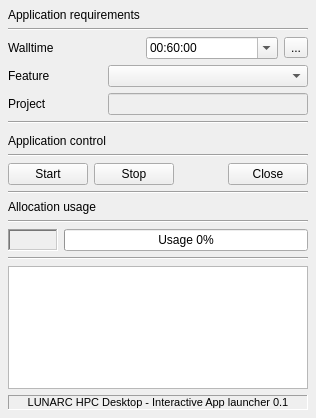
The window that ui/mainwindow_simplified.ui (lunarc/gfxlauncher) describes before a commit, drawn with Qt 5.
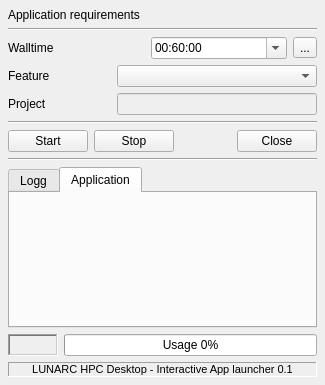
The same window after the commit. The open tabs and pages were chosen to show the change. Icons and pictures are not drawn.

```diff
--- a/ui/mainwindow_simplified.ui
+++ b/ui/mainwindow_simplified.ui
@@ -6,15 +6,15 @@
    <rect>
     <x>0</x>
     <y>0</y>
-    <width>316</width>
-    <height>418</height>
+    <width>325</width>
+    <height>385</height>
    </rect>
   </property>
   <property name="windowTitle">
    <string>MainWindow</string>
   </property>
   <widget class="QWidget" name="centralwidget">
-   <layout class="QVBoxLayout" name="verticalLayout">
+   <layout class="QVBoxLayout" name="verticalLayout_2">
     <property name="leftMargin">
      <number>8</number>
     </property>
@@ -194,39 +194,6 @@
       </property>
      </widget>
     </item>
-    <item>
-     <spacer name="verticalSpacer">
-      <property name="orientation">
-       <enum>Qt::Vertical</enum>
-      </property>
-      <property name="sizeType">
-       <enum>QSizePolicy::Fixed</enum>
-      </property>
-      <property name="sizeHint" stdset="0">
-       <size>
-        <width>20</width>
-        <height>4</height>
-       </size>
-      </property>
-     </spacer>
-    </item>
-    <item>
-     <widget class="QLabel" name="label_3">
-      <property name="text">
-       <string>Application control</string>
-      </property>
-      <property name="margin">
-       <number>0</number>
-      </property>
-     </widget>
-    </item>
-    <item>
-     <widget class="Line" name="line">
-      <property name="orientation">
-       <enum>Qt::Horizontal</enum>
-      </property>
-     </widget>
-    </item>
     <item>
      <layout class="QHBoxLayout" name="horizontalLayout">
       <item>
@@ -282,17 +249,77 @@
      </widget>
     </item>
     <item>
-     <widget class="QLabel" name="label_6">
-      <property name="text">
-       <string>Allocation usage</string>
+     <widget class="QTabWidget" name="launcherTabs">
+      <property name="tabShape">
+       <enum>QTabWidget::Rounded</enum>
       </property>
-     </widget>
-    </item>
-    <item>
-     <widget class="Line" name="line_6">
-      <property name="orientation">
-       <enum>Qt::Horizontal</enum>
+      <property name="currentIndex">
+       <number>0</number>
       </property>
+      <widget class="QWidget" name="logTab">
+       <attribute name="title">
+        <string>Logg</string>
+       </attribute>
+       <layout class="QVBoxLayout" name="verticalLayout_3">
+        <item>
+         <widget class="QTextBrowser" name="statusText">
+          <property name="font">
+           <font>
+            <family>DejaVu Sans Mono</family>
+            <pointsize>8</pointsize>
+           </font>
+          </property>
+          <property name="lineWidth">
+           <number>2</number>
+          </property>
+          <property name="midLineWidth">
+           <number>2</number>
+          </property>
+          <property name="lineWrapMode">
+           <enum>QTextEdit::NoWrap</enum>
+          </property>
+         </widget>
+        </item>
+       </layout>
+      </widget>
+      <widget class="QWidget" name="applicationTab">
+       <attribute name="title">
+        <string>Application</string>
+       </attribute>
+       <layout class="QVBoxLayout" name="verticalLayout">
+        <item>
+         <widget class="QWidget" name="extraControlsWidget" native="true">
+          <property name="enabled">
+           <bool>true</bool>
+          </property>
+          <layout class="QVBoxLayout" name="verticalLayout_4">
+           <property name="spacing">
+            <number>0</number>
+           </property>
+           <property name="leftMargin">
+            <number>0</number>
+           </property>
+           <property name="topMargin">
+            <number>0</number>
+           </property>
+           <property name="rightMargin">
+            <number>0</number>
+           </property>
+           <property name="bottomMargin">
+            <number>0</number>
+           </property>
+           <item>
+            <layout class="QHBoxLayout" name="extraControlsLayout">
+             <property name="spacing">
+              <number>6</number>
+             </property>
+            </layout>
+           </item>
+          </layout>
+         </widget>
+        </item>
+       </layout>
+      </widget>
      </widget>
     </item>
     <item>
@@ -334,35 +361,6 @@
       </item>
      </layout>
     </item>
-    <item>
-     <widget class="Line" name="line_3">
-      <property name="orientation">
-       <enum>Qt::Horizontal</enum>
-      </property>
-     </widget>
-    </item>
-    <item>
-     <layout class="QHBoxLayout" name="extraControlsLayout"/>
-    </item>
-    <item>
-     <widget class="QTextBrowser" name="statusText">
-      <property name="font">
-       <font>
-        <family>DejaVu Sans Mono</family>
-        <pointsize>8</pointsize>
-       </font>
-      </property>
-      <property name="lineWidth">
-       <number>2</number>
-      </property>
-      <property name="midLineWidth">
-       <number>2</number>
-      </property>
-      <property name="lineWrapMode">
-       <enum>QTextEdit::NoWrap</enum>
-      </property>
-     </widget>
-    </item>
     <item>
      <widget class="QLabel" name="versionLabel">
       <property name="baseSize">
```
Left out of the diff: 12 changed lines with no effect on the pictures.
